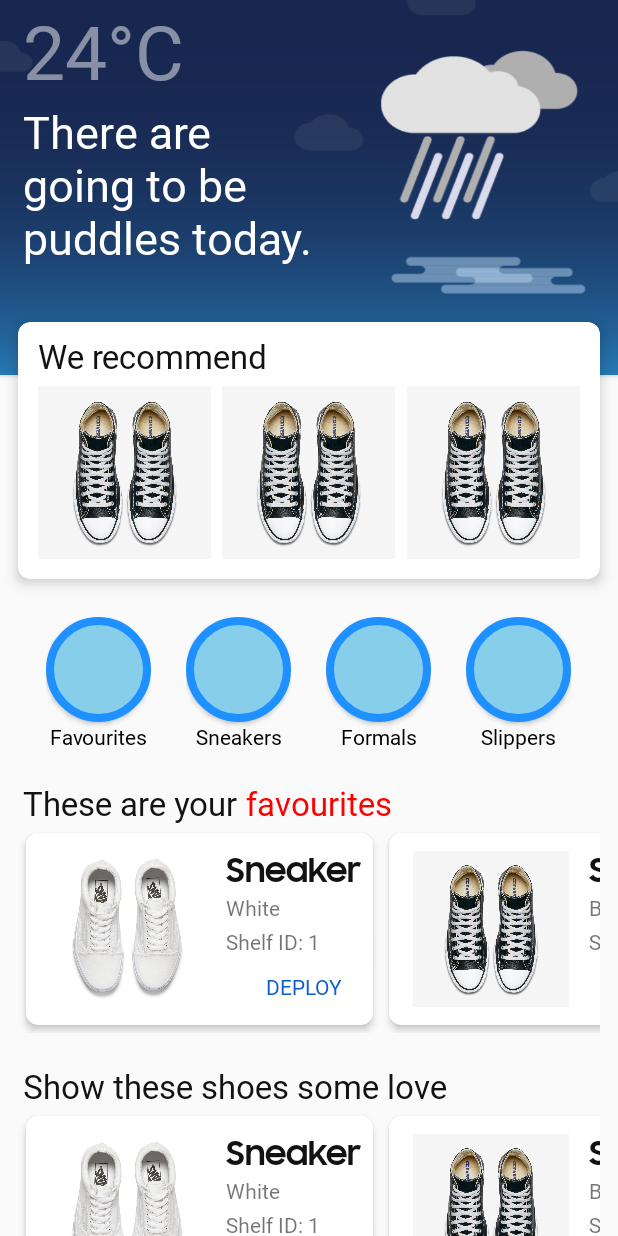
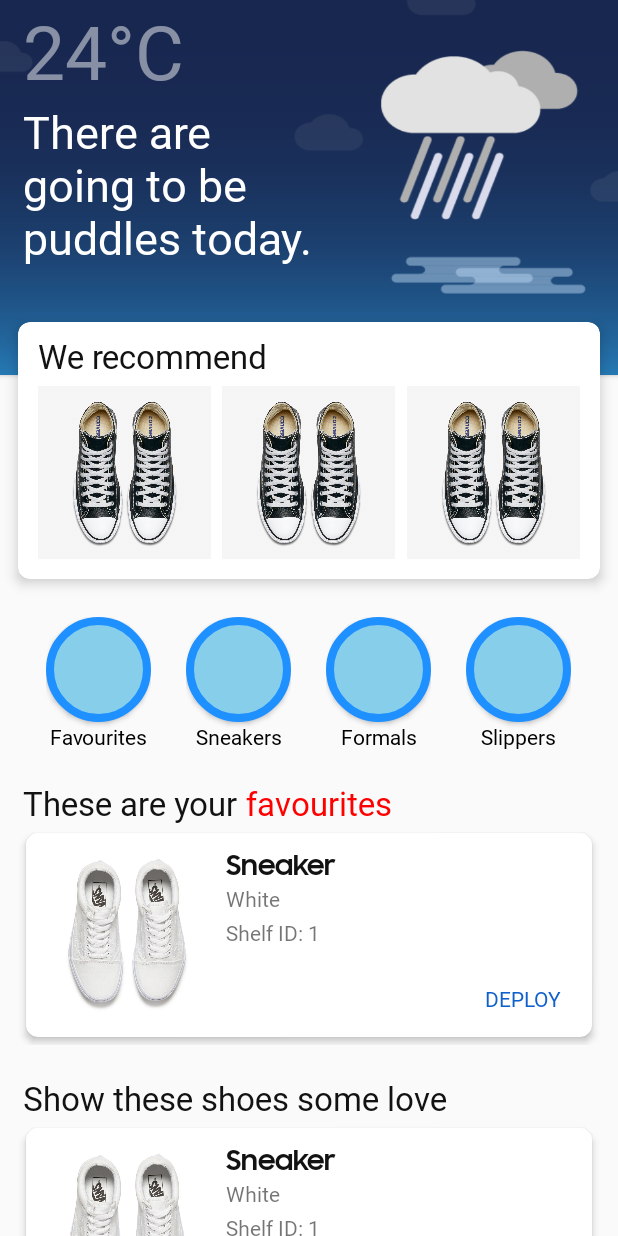
Before and after one commit to isaacmarcus/ShooShoeApp, an Android app: the screen it shows after launch (MainHomePage), on a phone screen of 412 x 824 dp. Run offline under Robolectric (Android 15) with nearby library versions, the phone set to English and light mode, and no system bars.

Commit message:
Fixed RecyclerViews not matching parent width

```diff
--- a/app/src/main/java/com/example/samsungshoeshoo/MainActivity.java
+++ b/app/src/main/java/com/example/samsungshoeshoo/MainActivity.java
@@ -14,7 +14,6 @@ import android.support.v7.widget.Toolbar;
 import android.util.Log;
 import android.view.Menu;
 import android.view.MenuItem;
-import android.widget.TextView;
 
 import com.android.volley.Request;
 import com.android.volley.RequestQueue;
@@ -44,7 +43,7 @@ public class MainActivity extends AppCompatActivity
     private List<ListItem> itemList;
 
     private String currentCategory = "Favourites";
-    TextView currentCategoryTV = findViewById(R.id.categoryTextView);
+//    private TextView currentCategoryTV = findViewById(R.id.categoryTextView);
 
     @Override
     protected void onCreate(Bundle savedInstanceState) {
@@ -54,6 +53,9 @@ public class MainActivity extends AppCompatActivity
         // Set up items that need to be found by ID
         Toolbar toolbar = findViewById(R.id.toolbar);
         setSupportActionBar(toolbar);
+        getSupportActionBar().setDisplayShowTitleEnabled(false);
+        toolbar.setTitle("");
+        toolbar.setSubtitle("");
 
         //TODO: Implement colour sorting through floating action button
 //        FloatingActionButton fab = findViewById(R.id.fab);
@@ -157,7 +159,7 @@ public class MainActivity extends AppCompatActivity
     public void updateRecyclerView () {
         recyclerView.getRecycledViewPool().clear();
         getData();
-//        getDataLocal();
+        getDataLocal();
         adapter.notifyDataSetChanged();
     }
 
@@ -213,7 +215,7 @@ public class MainActivity extends AppCompatActivity
         } else if (id == R.id.nav_send) {
 
         }
-        currentCategoryTV.setText("Your " + currentCategory); // change title on page
+//        currentCategoryTV.setText("Your " + currentCategory); // change title on page
         updateRecyclerView();
         DrawerLayout drawer = findViewById(R.id.drawer_layout);
         drawer.closeDrawer(GravityCompat.START);
@@ -296,7 +298,7 @@ public class MainActivity extends AppCompatActivity
 
 
     // Method to mock database, while testing offline
-    private void getDataLocal(List<ListItem> itemList) {
+    private void getDataLocal() {
         itemList.clear();
         itemList.add(
                 new ListItem(
--- a/app/src/main/java/com/example/samsungshoeshoo/MainHomePage.java
+++ b/app/src/main/java/com/example/samsungshoeshoo/MainHomePage.java
@@ -1,6 +1,7 @@
 package com.example.samsungshoeshoo;
 
 import android.app.ProgressDialog;
+import android.content.Intent;
 import android.os.Bundle;
 import android.support.annotation.Nullable;
 import android.support.v4.view.ViewCompat;
@@ -9,6 +10,7 @@ import android.support.v7.app.AppCompatActivity;
 import android.support.v7.widget.LinearLayoutManager;
 import android.support.v7.widget.RecyclerView;
 import android.view.ViewGroup;
+import android.widget.LinearLayout;
 import android.widget.TextView;
 
 import org.json.JSONException;
@@ -40,6 +42,12 @@ public class MainHomePage extends AppCompatActivity {
         super.onCreate(savedInstanceState);
         setContentView(R.layout.homepage_main);
 
+        // Find buttons, using linear layout so buttons and text below will both trigger on click
+        LinearLayout favButt = findViewById(R.id.favButt);
+        LinearLayout sneakerButt = findViewById(R.id.sneakerButt);
+        LinearLayout formalButt = findViewById(R.id.formalButt);
+        LinearLayout slipperButt = findViewById(R.id.slipperButt);
+
         // Build pull down to refresh view
         SwipeRefreshLayout pullToRefresh = findViewById(R.id.pullToRefreshHome);
 
@@ -66,6 +74,10 @@ public class MainHomePage extends AppCompatActivity {
         // on click listeners for deploy buttons
         favouritesAdapter.setOnItemClickListener(position -> deployItem(position, favouritesAdapter, favouritesItemList));
         extraAdapter.setOnItemClickListener(position -> deployItem(position, extraAdapter, extraItemList));
+        favButt.setOnClickListener(v -> {
+            Intent main_intent = new Intent(MainHomePage.this,MainActivity.class);
+            startActivity(main_intent);
+        });
 
         // find temperature text view
         TextView tempTextView = findViewById(R.id.tempTextView);
--- a/app/src/main/java/com/example/samsungshoeshoo/MyAdapter.java
+++ b/app/src/main/java/com/example/samsungshoeshoo/MyAdapter.java
@@ -74,6 +74,8 @@ public class MyAdapter extends RecyclerView.Adapter<MyAdapter.itemViewHolder> {
     public itemViewHolder onCreateViewHolder(@NonNull ViewGroup viewGroup, int i) {
         LayoutInflater inflater = LayoutInflater.from(mCtx);
         View view = inflater.inflate(R.layout.list_item, null);
+        RecyclerView.LayoutParams lp = new RecyclerView.LayoutParams(ViewGroup.LayoutParams.MATCH_PARENT, ViewGroup.LayoutParams.WRAP_CONTENT);
+        view.setLayoutParams(lp);
         return new itemViewHolder(view, mListener);
     }
 
--- a/app/src/main/res/layout/homepage_main.xml
+++ b/app/src/main/res/layout/homepage_main.xml
@@ -159,6 +159,7 @@
                             android:layout_width="70dp"
                             android:layout_height="70dp"
                             android:background="@drawable/button_bg_round"
+                            android:clickable="false"
                             />
 
                         <TextView
@@ -185,6 +186,7 @@
                             android:layout_width="70dp"
                             android:layout_height="70dp"
                             android:background="@drawable/button_bg_round"
+                            android:clickable="false"
                             />
 
                         <TextView
@@ -210,6 +212,7 @@
                             android:layout_width="70dp"
                             android:layout_height="70dp"
                             android:background="@drawable/button_bg_round"
+                            android:clickable="false"
                             />
 
                         <TextView
@@ -233,6 +236,7 @@
                             android:layout_width="70dp"
                             android:layout_height="70dp"
                             android:background="@drawable/button_bg_round"
+                            android:clickable="false"
                             />
 
                         <TextView
@@ -275,7 +279,7 @@
 
             <android.support.v7.widget.RecyclerView
                 android:id="@+id/favouritesRecyclerView"
-                android:layout_width="wrap_content"
+                android:layout_width="fill_parent"
                 android:layout_height="wrap_content"
                 android:layout_below="@+id/favouritesRec1TextView"
                 android:paddingBottom="15dp"
--- a/app/src/main/res/layout/list_item.xml
+++ b/app/src/main/res/layout/list_item.xml
@@ -2,13 +2,13 @@
 <LinearLayout xmlns:android="http://schemas.android.com/apk/res/android"
     xmlns:app="http://schemas.android.com/apk/res-auto"
     xmlns:card_view="http://schemas.android.com/apk/res-auto"
-    android:layout_width="match_parent"
+    android:layout_width="fill_parent"
     android:layout_height="wrap_content"
     android:orientation="vertical">
 
     <android.support.v7.widget.CardView
         android:layout_width="fill_parent"
-        android:layout_height="128dp"
+        android:layout_height="wrap_content"
         android:layout_marginBottom="5dp"
         android:layout_marginLeft="5dp"
         android:layout_marginRight="5dp"
@@ -19,7 +19,7 @@
         <RelativeLayout
             android:id="@+id/rLayout"
             android:layout_width="fill_parent"
-            android:layout_height="wrap_content"
+            android:layout_height="fill_parent"
             android:padding="8dp">
 
             <ImageView
@@ -27,7 +27,8 @@
                 android:layout_width="120dp"
                 android:layout_height="120dp"
                 android:layout_alignParentLeft="true"
-                android:padding="4dp" />
+                android:padding="4dp"
+                android:layout_alignParentStart="true" />
 
             <TextView
                 android:id="@+id/textViewType"
@@ -37,7 +38,7 @@
                 android:layout_toRightOf="@id/imageView"
                 android:fontFamily="@font/samsungone700"
                 android:text="Sneaker"
-                android:textAppearance="@style/Base.TextAppearance.AppCompat.Large"
+                android:textAppearance="@style/TextAppearance.AppCompat.Medium"
                 android:textColor="#121212"
                 app:fontFamily="@font/samsungsharpsansbold" />
 
@@ -69,14 +70,16 @@
                 android:id="@+id/deployButton"
                 android:layout_width="wrap_content"
                 android:layout_height="35dp"
+                android:layout_alignBottom="@id/imageView"
                 android:layout_alignParentRight="true"
-                android:layout_alignBottom="@id/imageView"
+                android:layout_alignParentEnd="true"
                 android:layout_marginRight="-5dp"
                 android:background="@null"
                 android:fontFamily="@font/samsungone400"
                 android:text="DEPLOY"
                 android:textAppearance="@style/Base.TextAppearance.AppCompat.Small"
-                android:textColor="@color/colorPrimary"/>
+                android:textColor="@color/colorPrimary"
+                />
 
         </RelativeLayout>
 
--- a/app/src/main/res/values-v19/styles.xml
+++ b/app/src/main/res/values-v19/styles.xml
@@ -7,11 +7,10 @@
         <item name="colorPrimaryDark">@color/colorPrimaryDark</item>
         <item name="colorAccent">@color/colorAccent</item>
         <item name="fontFamily">@font/samsungone</item>
-        <!--<item name="android:windowNoTitle">true</item>-->
-        <!--<item name="windowActionBar">false</item>-->
+        <item name="android:windowNoTitle">true</item>
+        <item name="windowActionBar">false</item>
         <item name="android:windowTranslucentStatus">true</item>
         <item name="android:windowTranslucentNavigation">true</item>
-        <item name="android:windowLightNavigationBar">true</item>
     </style>
 
     <style name="SplashTheme" parent="Theme.AppCompat.NoActionBar">
--- a/app/src/main/res/values-v27/styles.xml
+++ b/app/src/main/res/values-v27/styles.xml
@@ -7,6 +7,8 @@
         <item name="colorPrimaryDark">@color/colorPrimaryDark</item>
         <item name="colorAccent">@color/colorAccent</item>
         <item name="fontFamily">@font/samsungone</item>
+        <item name="android:windowNoTitle">true</item>
+        <item name="windowActionBar">false</item>
         <item name="android:windowTranslucentNavigation">true</item>
         <item name="android:statusBarColor">#00FFFFFF</item>
         <item name="android:navigationBarColor">#00FFFFFF</item>
--- a/app/src/main/res/values/styles.xml
+++ b/app/src/main/res/values/styles.xml
@@ -7,8 +7,8 @@
         <item name="colorPrimaryDark">@color/colorPrimaryDark</item>
         <item name="colorAccent">@color/colorAccent</item>
         <item name="fontFamily">@font/samsungone</item>
-        <!--<item name="android:windowNoTitle">true</item>-->
-        <!--<item name="windowActionBar">false</item>-->
+        <item name="android:windowNoTitle">true</item>
+        <item name="windowActionBar">false</item>
     </style>
 
     <style name="AppTheme.NoActionBar">
```
